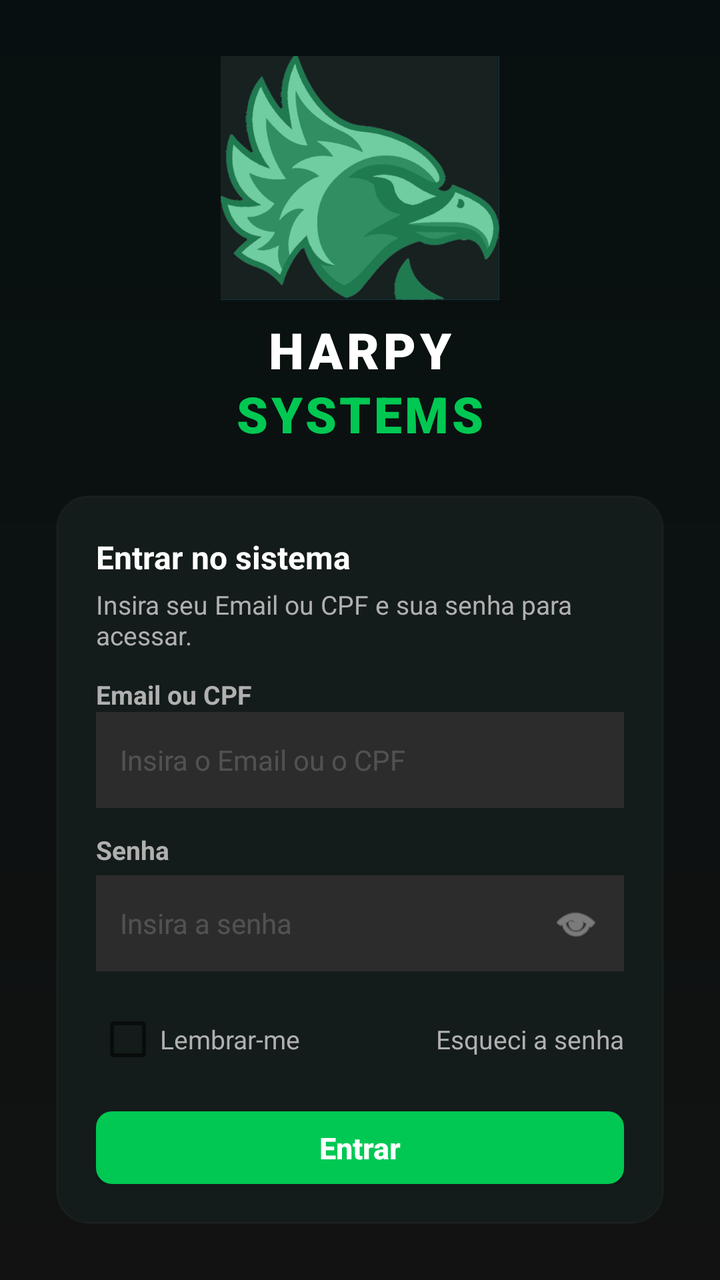
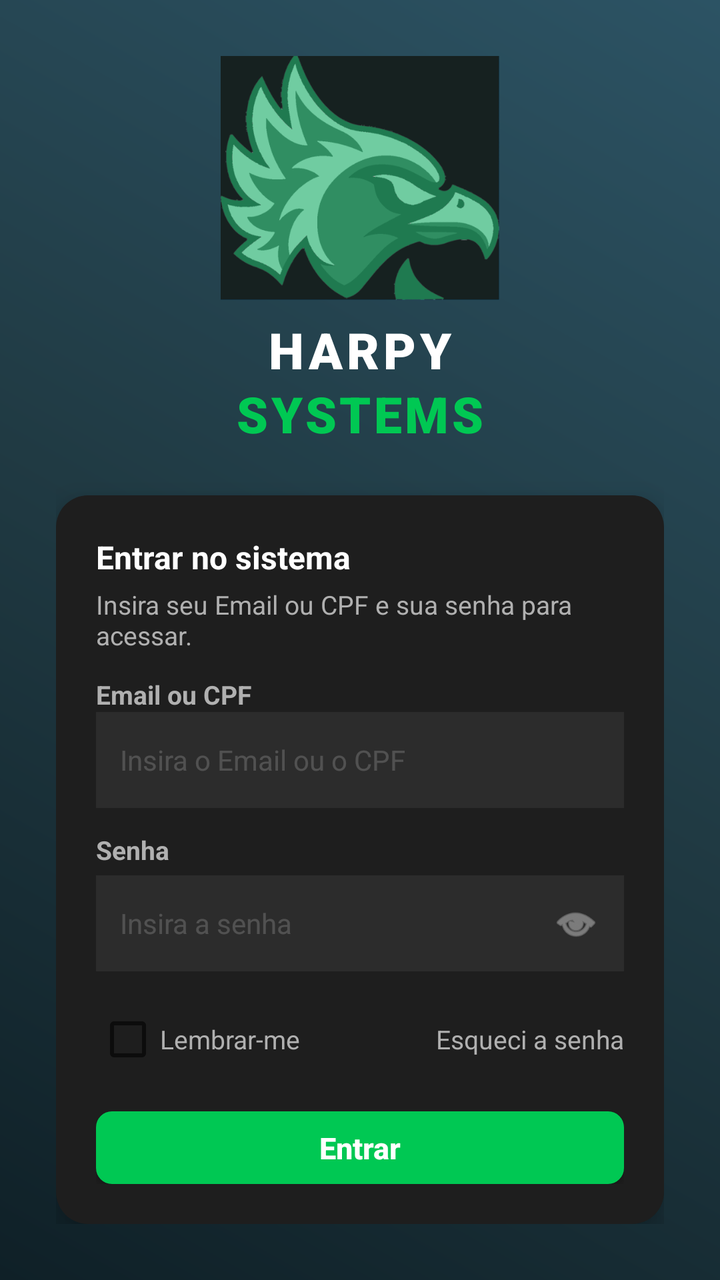

Before-and-after screenshots of an Android layout around one commit, followed by the original layout XML and the change that was made.
<!-- AndroidManifest.xml: application theme Theme.FinalProject -->
<!-- res/layout/activity_main.xml -->
<?xml version="1.0" encoding="utf-8"?>
<androidx.constraintlayout.widget.ConstraintLayout xmlns:android="http://schemas.android.com/apk/res/android"
    xmlns:app="http://schemas.android.com/apk/res-auto"
    xmlns:tools="http://schemas.android.com/tools"
    android:layout_width="match_parent"
    android:layout_height="match_parent"
    android:background="@drawable/bg_login_gradient"
    android:padding="28dp">

    
    <LinearLayout
        android:id="@+id/login_wrap"
        android:layout_width="0dp"
        android:layout_height="wrap_content"
        android:orientation="vertical"
        android:gravity="center_horizontal"
        android:clipToPadding="false"
        app:layout_constraintTop_toTopOf="parent"
        app:layout_constraintBottom_toBottomOf="parent"
        app:layout_constraintStart_toStartOf="parent"
        app:layout_constraintEnd_toEndOf="parent">

        
        <LinearLayout
            android:id="@+id/logo_container"
            android:layout_width="wrap_content"
            android:layout_height="wrap_content"
            android:orientation="vertical"
            android:gravity="center_horizontal"
            android:layout_marginBottom="16dp">

            <ImageView
                android:id="@+id/imgLogo"
                android:layout_width="140dp"
                android:layout_height="wrap_content"
                android:adjustViewBounds="true"
                android:src="@drawable/harpysystem"
                android:contentDescription="@string/app_name" />

            <LinearLayout
                android:layout_width="wrap_content"
                android:layout_height="wrap_content"
                android:orientation="vertical"
                android:gravity="center_horizontal"
                android:layout_marginTop="8dp">

                <TextView
                    android:id="@+id/tvBrandTitle"
                    android:layout_width="wrap_content"
                    android:layout_height="wrap_content"
                    android:text="HARPY"
                    android:textColor="@color/hs_text"
                    android:textSize="25sp"
                    android:textStyle="bold"
                    android:letterSpacing="0.08"
                    android:fontFamily="sans-serif-black" />

                <TextView
                    android:id="@+id/tvBrandSubtitle"
                    android:layout_width="wrap_content"
                    android:layout_height="wrap_content"
                    android:text="SYSTEMS"
                    android:textColor="@color/hs_accent"
                    android:textSize="25sp"
                    android:letterSpacing="0.06"
                    android:fontFamily="sans-serif-black"
                    android:layout_marginTop="-2dp" />
            </LinearLayout>
        </LinearLayout>

        
        <LinearLayout
            android:id="@+id/login_card"
            android:layout_width="match_parent"
            android:layout_height="wrap_content"
            android:orientation="vertical"
            android:background="@drawable/bg_login_card"
            android:padding="20dp"
            android:elevation="10dp"
            android:layout_marginTop="8dp">

            
            <TextView
                android:id="@+id/tvLoginTitle"
                android:layout_width="wrap_content"
                android:layout_height="wrap_content"
                android:text="Entrar no sistema"
                android:textColor="@color/hs_text"
                android:textSize="16sp"
                android:textStyle="bold" />

            <TextView
                android:id="@+id/tvLoginLead"
                android:layout_width="wrap_content"
                android:layout_height="wrap_content"
                android:text="Insira seu Email ou CPF e sua senha para acessar."
                android:textColor="@color/hs_muted"
                android:textSize="13sp"
                android:layout_marginTop="4dp" />

            
            <LinearLayout
                android:id="@+id/fieldUser"
                android:layout_width="match_parent"
                android:layout_height="wrap_content"
                android:orientation="vertical"
                android:layout_marginTop="12dp">

                <TextView
                    android:id="@+id/tvUserLabel"
                    android:layout_width="wrap_content"
                    android:layout_height="wrap_content"
                    android:text="Email ou CPF"
                    android:textColor="@color/hs_muted"
                    android:textSize="13sp"
                    android:textStyle="bold" />

                <EditText
                    android:id="@+id/etUser"
                    android:layout_width="match_parent"
                    android:layout_height="wrap_content"
                    android:minHeight="48dp"
                    android:hint="Insira o Email ou o CPF"
                    android:inputType="textEmailAddress"
                    android:padding="12dp"
                    android:textColor="@color/hs_text"
                    android:textColorHint="#2DFFFFFF"
                    android:background="@color/hs_input"
                    android:fontFamily="sans-serif"
                    android:textSize="14sp" />

                <TextView
                    android:id="@+id/tvUserError"
                    android:layout_width="wrap_content"
                    android:layout_height="wrap_content"
                    android:text="Por favor informe email ou CPF válido."
                    android:textSize="13sp"
                    android:textColor="@color/hs_danger"
                    android:visibility="gone"
                    android:layout_marginTop="4dp" />
            </LinearLayout>

            
            <LinearLayout
                android:id="@+id/fieldPassword"
                android:layout_width="match_parent"
                android:layout_height="wrap_content"
                android:orientation="vertical"
                android:layout_marginTop="12dp">

                <TextView
                    android:id="@+id/tvPasswordLabel"
                    android:layout_width="wrap_content"
                    android:layout_height="wrap_content"
                    android:text="Senha"
                    android:textColor="@color/hs_muted"
                    android:textSize="13sp"
                    android:textStyle="bold" />

                <androidx.constraintlayout.widget.ConstraintLayout
                    android:id="@+id/password_wrap"
                    android:layout_width="match_parent"
                    android:layout_height="wrap_content"
                    android:layout_marginTop="4dp">

                    <EditText
                        android:id="@+id/etPassword"
                        android:layout_width="0dp"
                        android:layout_height="wrap_content"
                        android:minHeight="48dp"
                        android:hint="Insira a senha"
                        android:inputType="textPassword"
                        android:padding="12dp"
                        android:textColor="@color/hs_text"
                        android:textColorHint="#2DFFFFFF"
                        android:background="@color/hs_input"
                        android:fontFamily="sans-serif"
                        android:textSize="14sp"
                        app:layout_constraintStart_toStartOf="parent"
                        app:layout_constraintEnd_toEndOf="parent"
                        app:layout_constraintTop_toTopOf="parent"
                        app:layout_constraintBottom_toBottomOf="parent" />

                    <ImageButton
                        android:id="@+id/btnTogglePassword"
                        android:layout_width="48dp"
                        android:layout_height="48dp"
                        android:padding="12dp"
                        android:scaleType="fitCenter"
                        android:background="@android:color/transparent"
                        android:contentDescription="Mostrar senha"
                        android:src="@android:drawable/ic_menu_view"
                        app:tint="@color/hs_muted"
                        app:layout_constraintEnd_toEndOf="@id/etPassword"
                        app:layout_constraintTop_toTopOf="@id/etPassword"
                        app:layout_constraintBottom_toBottomOf="@id/etPassword" />
                </androidx.constraintlayout.widget.ConstraintLayout>

                <TextView
                    android:id="@+id/tvPasswordError"
                    android:layout_width="wrap_content"
                    android:layout_height="wrap_content"
                    android:text="A senha deve ter ao menos 4 caracteres."
                    android:textSize="13sp"
                    android:textColor="@color/hs_danger"
                    android:visibility="gone"
                    android:layout_marginTop="4dp" />
            </LinearLayout>

            
            <LinearLayout
                android:id="@+id/rowRememberForgot"
                android:layout_width="match_parent"
                android:layout_height="wrap_content"
                android:orientation="horizontal"
                android:gravity="center_vertical"
                android:layout_marginTop="10dp">

                <CheckBox
                    android:id="@+id/cbRemember"
                    android:layout_width="wrap_content"
                    android:layout_height="wrap_content"
                    android:minHeight="48dp"
                    android:gravity="center_vertical"
                    android:text="Lembrar-me"
                    android:textColor="@color/hs_muted"
                    android:textSize="13sp" />

                <View
                    android:layout_width="0dp"
                    android:layout_height="0dp"
                    android:layout_weight="1" />

                <TextView
                    android:id="@+id/tvForgotPassword"
                    android:layout_width="wrap_content"
                    android:layout_height="wrap_content"
                    android:minHeight="48dp"
                    android:gravity="center_vertical"
                    android:text="Esqueci a senha"
                    android:textColor="@color/hs_muted"
                    android:textSize="13sp"
                    android:clickable="true"
                    android:focusable="true" />
            </LinearLayout>

            
            <Button
                android:id="@+id/btnEnter"
                android:layout_width="match_parent"
                android:layout_height="wrap_content"
                android:layout_marginTop="12dp"
                android:background="@drawable/bg_btn_primary"
                android:minHeight="48dp"
                android:onClick="handleLogin"
                android:text="Entrar"
                android:textAllCaps="false"
                android:textColor="@android:color/white"
                android:textSize="15sp"
                android:textStyle="bold"
                tools:ignore="TouchTargetSizeCheck" />

            
            <LinearLayout
                android:id="@+id/card_footer"
                android:layout_width="match_parent"
                android:layout_height="wrap_content"
                android:layout_marginTop="8dp"
                android:gravity="center"
                android:orientation="horizontal">

                <TextView
                    android:id="@+id/tvNoAccount"
                    android:layout_width="wrap_content"
                    android:layout_height="wrap_content"
                    android:text="Ainda não tem cadastro? "
                    android:textColor="@color/hs_muted"
                    android:textSize="13sp" />

                <TextView
                    android:id="@+id/tvCreateAccount"
                    android:layout_width="wrap_content"
                    android:layout_height="wrap_content"
                    android:minHeight="48dp"
                    android:gravity="center_vertical"
                    android:text="Criar conta"
                    android:textColor="@color/hs_accent"
                    android:textSize="13sp"
                    android:textStyle="bold"
                    android:clickable="true"
                    android:focusable="true" />
            </LinearLayout>

        </LinearLayout> 

    </LinearLayout> 

</androidx.constraintlayout.widget.ConstraintLayout>
<!-- resources referenced by this layout -->
<resources>
  <color name="hs_accent">#00C853</color>
  <color name="hs_danger">#FF5252</color>
  <color name="hs_input">#2C2C2C</color>
  <color name="hs_muted">#B0B0B0</color>
  <color name="hs_text">#FFFFFF</color>
  <!-- drawable bg_btn_primary (drawable) -->
  <?xml version="1.0" encoding="utf-8"?>
  <shape xmlns:android="http://schemas.android.com/apk/res/android">
      <solid android:color="#00C853" /> <corners android:radius="8dp" />
  </shape>
  <!-- drawable bg_login_card (drawable) -->
  <?xml version="1.0" encoding="utf-8"?>
  <shape xmlns:android="http://schemas.android.com/apk/res/android">
      <solid android:color="#141C1B"/>
      <corners android:radius="16dp"/>
      <stroke
          android:width="1dp"
          android:color="#08FFFFFF"/>
  </shape>
  <!-- drawable bg_login_gradient (drawable) -->
  <?xml version="1.0" encoding="utf-8"?>
  <shape xmlns:android="http://schemas.android.com/apk/res/android">
      <gradient
          android:startColor="@color/hs_bg"
          android:endColor="#071010"
          android:angle="90"/>
  </shape>
  <!-- drawable harpysystem: png bitmap (drawable, 58918 bytes) -->
  <string name="app_name">FinalProject</string>
  <style name="Theme.FinalProject" parent="Theme.AppCompat.Light.NoActionBar" />
  <color name="hs_bg">#121212</color>
</resources>

<!-- the commit's change to res/layout/activity_main.xml (unified diff, before → after) -->
@@ -288,7 +288,8 @@
                     android:textSize="13sp"
                     android:textStyle="bold"
                     android:clickable="true"
-                    android:focusable="true" />
+                    android:focusable="true"
+                    android:onClick="createAccount"/>
             </LinearLayout>
 
         </LinearLayout> 
<!-- resource entries referenced after the edit -->
@@ -13,23 +13,20 @@
   <!-- drawable bg_login_card (drawable) -->
   <?xml version="1.0" encoding="utf-8"?>
   <shape xmlns:android="http://schemas.android.com/apk/res/android">
-      <solid android:color="#141C1B"/>
-      <corners android:radius="16dp"/>
-      <stroke
-          android:width="1dp"
-          android:color="#08FFFFFF"/>
+      <solid android:color="#1E1E1E" />
+      <corners android:radius="16dp" />
   </shape>
   <!-- drawable bg_login_gradient (drawable) -->
   <?xml version="1.0" encoding="utf-8"?>
   <shape xmlns:android="http://schemas.android.com/apk/res/android">
       <gradient
-          android:startColor="@color/hs_bg"
-          android:endColor="#071010"
-          android:angle="90"/>
+          android:startColor="#0F2027"
+          android:centerColor="#203A43"
+          android:endColor="#2C5364"
+          android:angle="45"/>
   </shape>
   <!-- drawable harpysystem: png bitmap (drawable, 58918 bytes) -->
   <string name="app_name">FinalProject</string>
   <style name="Theme.FinalProject" parent="Theme.AppCompat.Light.NoActionBar" />
-  <color name="hs_bg">#121212</color>
 </resources>
 
